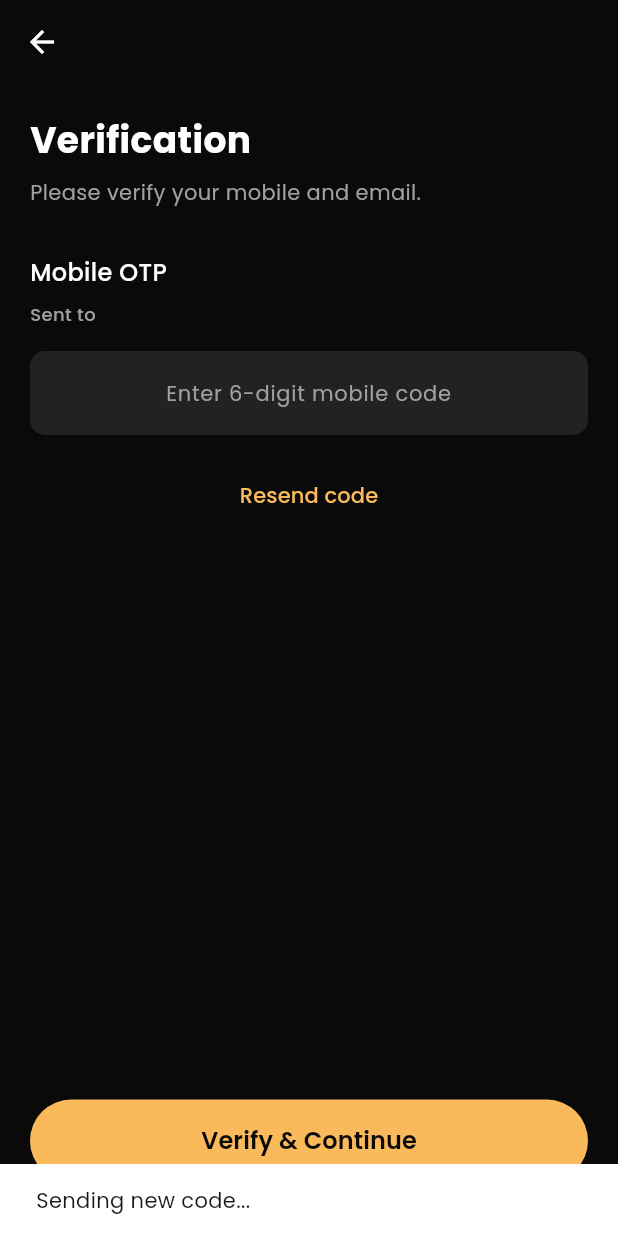
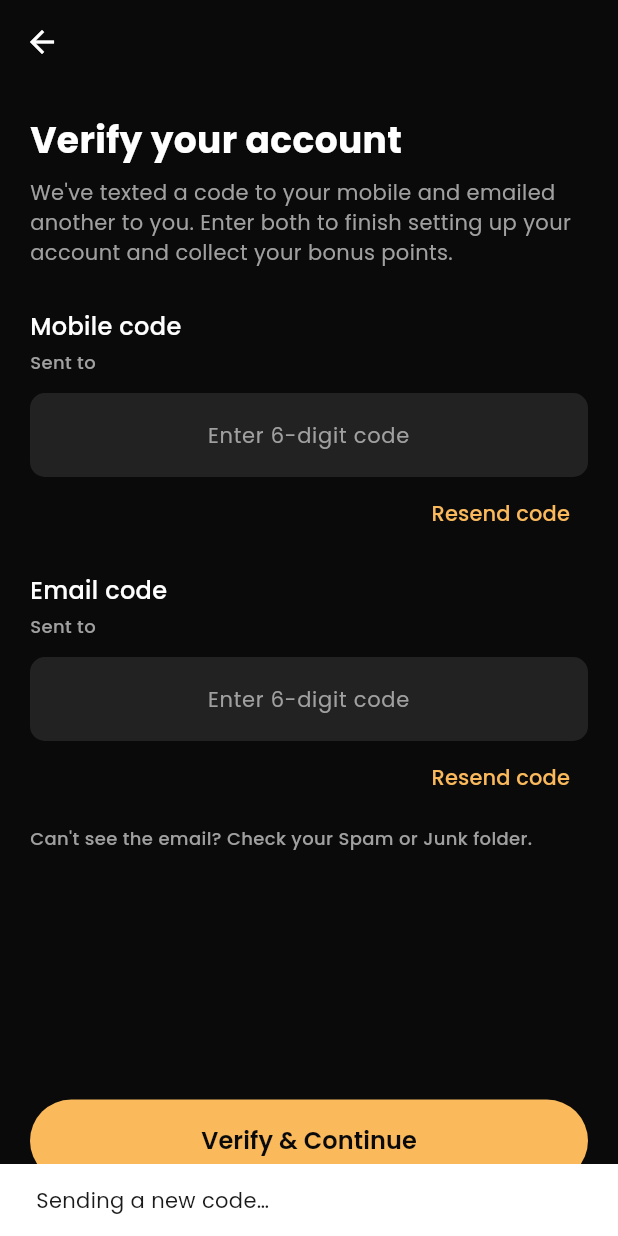
Before and after one commit to Shanny-dot/rrc_app, a Flutter app: the OTPVerificationScreen screen opened directly with empty values, after a tap on "Resend code", on a phone screen of 412 x 824 dp. Run offline on Flutter 3.47's test engine with Material 3 defaults, Android fonts, the phone set to English and light mode, and no system bars; our stand-ins replace app_links, firebase_core, firebase_messaging, flutter_contacts, flutter_secure_storage, google_fonts and 4 more; missing offline and left inert: add_2_calendar, flutter_facebook_auth, mobile_scanner, play_install_referrer; accounts and stored records are empty; network calls fail.

Commit message:
Verify mobile and email before welcome points
Sign-up screen asks for both the SMS code and the email code. Members who skipped,
signed up with Google/Apple, or changed their mobile see a Verify your account card on
Home that opens a screen to add/verify the mobile and email.

Co-Authored-By: Claude Opus 5.5 <noreply@anthropic.com>

```diff
--- a/lib/screens/auth_flow.dart
+++ b/lib/screens/auth_flow.dart
@@ -210,7 +210,7 @@ class _QuickSignUpScreenState extends State<QuickSignUpScreen> {
         if (mounted) {
           Navigator.pushReplacement(
             context,
-            MaterialPageRoute(builder: (_) => OTPVerificationScreen(mobileNumber: _fullMobile)),
+            MaterialPageRoute(builder: (_) => OTPVerificationScreen(mobileNumber: _fullMobile, email: _emailController.text.trim())),
           );
         }
       } else {
@@ -478,10 +478,12 @@ class _QuickSignUpScreenState extends State<QuickSignUpScreen> {
   }
 }
 
+/// After sign-up: one code is texted and one is emailed. Entering both finishes setting up
+/// the account; the welcome points are added once both are verified.
 class OTPVerificationScreen extends StatefulWidget {
   final String mobileNumber;
-
-  const OTPVerificationScreen({Key? key, required this.mobileNumber}) : super(key: key);
+  final String email;
+  const OTPVerificationScreen({Key? key, required this.mobileNumber, required this.email}) : super(key: key);
 
   @override
   State<OTPVerificationScreen> createState() => _OTPVerificationScreenState();
@@ -489,109 +491,96 @@ class OTPVerificationScreen extends StatefulWidget {
 
 class _OTPVerificationScreenState extends State<OTPVerificationScreen> {
   final _mobileCodeController = TextEditingController();
+  final _emailCodeController = TextEditingController();
   bool _isLoading = false;
 
   @override
   void dispose() {
     _mobileCodeController.dispose();
+    _emailCodeController.dispose();
     super.dispose();
   }
 
+  void _say(String message) => ScaffoldMessenger.of(context).showSnackBar(SnackBar(content: Text(message)));
+
   Future<void> _verifyAccount() async {
-    // The code should theoretically come from the 6 boxes,
-    // but we can just use the controller or combine the boxes.
-    // Let's assume there is a single text field instead for simplicity,
-    // or we can read from the individual boxes.
-    // Wait, the UI has 6 individual boxes but they aren't wired up to a single controller.
-    // Let's modify the UI to use a single DarkTextField for the Mobile OTP for easier testing.
-
-    if (_mobileCodeController.text.isEmpty) {
-      ScaffoldMessenger.of(context).showSnackBar(
-        const SnackBar(content: Text('Please enter the mobile OTP')),
-      );
+    final mobileCode = _mobileCodeController.text.trim();
+    final emailCode = _emailCodeController.text.trim();
+    if (mobileCode.isEmpty || emailCode.isEmpty) {
+      _say('Please enter both codes: one was texted to you and one was emailed.');
       return;
     }
+    setState(() => _isLoading = true);
+    final result = await ApiService().verifySignup(widget.email, mobileCode, emailCode);
+    if (!mounted) return;
+    setState(() => _isLoading = false);
+    if (result['success']) {
+      Navigator.pushReplacement(context, MaterialPageRoute(builder: (_) => const WelcomeBonusScreen()));
+    } else {
+      _say(result['error'].toString());
+    }
+  }
 
-    setState(() => _isLoading = true);
+  Future<void> _resend(String channel) async {
+    _say('Sending a new code…');
+    final res = await ApiService().sendSignupCode(channel, widget.email);
+    if (!mounted) return;
+    _say(res['success']
+        ? (channel == 'sms' ? 'New code sent to your mobile.' : 'New code sent to your email.')
+        : res['error'].toString());
+  }
 
-    final api = ApiService();
-    final result = await api.verifyMobile(widget.mobileNumber, _mobileCodeController.text);
-
-    setState(() => _isLoading = false);
-
-    if (result['success']) {
-      if (mounted) {
-        Navigator.pushReplacement(
-          context,
-          MaterialPageRoute(builder: (_) => const WelcomeBonusScreen()),
-        );
-      }
-    } else {
-      if (mounted) {
-        ScaffoldMessenger.of(context).showSnackBar(
-          SnackBar(content: Text('Verification Failed: ${result["error"]}')),
-        );
-      }
-    }
+  Widget _codeField(String title, String sentTo, TextEditingController controller, String channel) {
+    return Column(crossAxisAlignment: CrossAxisAlignment.start, children: [
+      Text(title, style: AppTextStyles.labelLarge),
+      const SizedBox(height: 4),
+      Text('Sent to $sentTo', style: AppTextStyles.labelSmall),
+      const SizedBox(height: 12),
+      DarkTextField(
+        hint: 'Enter 6-digit code',
+        keyboardType: TextInputType.number,
+        textAlign: TextAlign.center,
+        controller: controller,
+      ),
+      Align(
+        alignment: Alignment.centerRight,
+        child: TextButton(
+          onPressed: () => _resend(channel),
+          child: Text('Resend code', style: AppTextStyles.labelMedium.copyWith(color: AppColors.primaryGold)),
+        ),
+      ),
+    ]);
   }
 
   @override
   Widget build(BuildContext context) {
     return Scaffold(
-      appBar: AppBar(
-        leading: BackButton(color: AppColors.textPrimary),
-      ),
+      appBar: AppBar(leading: BackButton(color: AppColors.textPrimary)),
       body: SafeArea(
         child: Padding(
           padding: const EdgeInsets.all(AppDimens.pageMargin),
           child: Column(
             crossAxisAlignment: CrossAxisAlignment.start,
             children: [
-              Text('Verification', style: AppTextStyles.h2),
+              Text('Verify your account', style: AppTextStyles.h2),
               const SizedBox(height: 8),
-              Text('Please verify your mobile and email.', style: AppTextStyles.bodyMedium),
-              const SizedBox(height: 32),
-
+              Text('We\'ve texted a code to your mobile and emailed another to you. Enter both to finish '
+                  'setting up your account and collect your bonus points.', style: AppTextStyles.bodyMedium),
+              const SizedBox(height: 28),
               Expanded(
                 child: SingleChildScrollView(
                   child: Column(
                     crossAxisAlignment: CrossAxisAlignment.start,
                     children: [
-                      Text('Mobile OTP', style: AppTextStyles.labelLarge),
+                      _codeField('Mobile code', widget.mobileNumber, _mobileCodeController, 'sms'),
+                      const SizedBox(height: 16),
+                      _codeField('Email code', widget.email, _emailCodeController, 'email'),
                       const SizedBox(height: 8),
-                      Text('Sent to ' + widget.mobileNumber, style: AppTextStyles.labelSmall),
-                      const SizedBox(height: 16),
-                      // Replace the 6 dummy boxes with a single input for easier integration
-                      DarkTextField(
-                        hint: 'Enter 6-digit mobile code',
-                        keyboardType: TextInputType.number,
-                        textAlign: TextAlign.center,
-                        controller: _mobileCodeController,
-                      ),
-                      const SizedBox(height: 16),
-                      Center(
-                        child: TextButton(
-                          onPressed: () async {
-                            ScaffoldMessenger.of(context).showSnackBar(
-                              const SnackBar(content: Text('Sending new code...')),
-                            );
-                            final api = ApiService();
-                            final res = await api.resendOTP(widget.mobileNumber);
-                            if (mounted) {
-                              ScaffoldMessenger.of(context).showSnackBar(
-                                SnackBar(content: Text(res['success'] ? 'New code sent!' : 'Failed: ${res["error"]}')),
-                              );
-                            }
-                          },
-                          child: Text('Resend code', style: AppTextStyles.labelMedium.copyWith(color: AppColors.primaryGold)),
-                        ),
-                      ),
-                      const SizedBox(height: 32),
+                      Text('Can\'t see the email? Check your Spam or Junk folder.', style: AppTextStyles.labelSmall),
                     ],
                   ),
                 ),
               ),
-
               GoldButton(
                 text: _isLoading ? 'Verifying...' : 'Verify & Continue',
                 onPressed: _isLoading ? () {} : _verifyAccount,
@@ -599,33 +588,6 @@ class _OTPVerificationScreenState extends State<OTPVerificationScreen> {
               const SizedBox(height: 16),
             ],
           ),
-        ),
-      ),
-    );
-  }
-
-  Widget _buildOTPBox(BuildContext context, bool isActive) {
-    return Container(
-      width: 48,
-      height: 56,
-      decoration: BoxDecoration(
-        color: AppColors.inputFill,
-        borderRadius: BorderRadius.circular(AppDimens.radiusInput),
-        border: Border.all(
-          color: isActive ? AppColors.primaryGold : Colors.transparent,
-          width: 1.5,
-        ),
-      ),
-      child: TextField(
-        textAlign: TextAlign.center,
-        keyboardType: TextInputType.number,
-        maxLength: 1,
-        style: AppTextStyles.h3,
-        decoration: const InputDecoration(
-          counterText: '',
-          border: InputBorder.none,
-          enabledBorder: InputBorder.none,
-          focusedBorder: InputBorder.none,
         ),
       ),
     );
--- a/lib/services/api_service.dart
+++ b/lib/services/api_service.dart
@@ -216,6 +216,43 @@ class ApiService {
       return {'success': false, 'error': data['detail'] ?? 'Verification failed'};
     }
   }
+
+  // ── Mobile and email verification (points are added once both are verified) ──
+
+  Future<Map<String, dynamic>> _postJson(String path, Map<String, dynamic> body, String fallbackError,
+      {bool signedIn = false}) async {
+    final headers = signedIn ? await _getHeaders() : {'Content-Type': 'application/json'};
+    final response = await _safeRequest(() => http.post(Uri.parse('$baseUrl$path'), headers: headers, body: jsonEncode(body)));
+    dynamic data;
+    try {
+      data = jsonDecode(response.body);
+    } catch (_) {
+      data = {};
+    }
+    if (response.statusCode == 200) return {'success': true, 'data': data};
+    return {'success': false, 'error': (data is Map ? data['detail'] : null) ?? fallbackError};
+  }
+
+  /// Sign-up screen: send a new 'sms' or 'email' code for the account with this email.
+  Future<Map<String, dynamic>> sendSignupCode(String channel, String email) =>
+      _postJson('/api/v1/auth/send-code', {'channel': channel, 'email': email}, 'Could not send a new code');
+
+  /// Sign-up screen: both codes. On success the member is signed in.
+  Future<Map<String, dynamic>> verifySignup(String email, String mobileCode, String emailCode) async {
+    final res = await _postJson('/api/v1/auth/verify-signup',
+        {'email': email, 'mobile_code': mobileCode, 'email_code': emailCode}, 'Verification failed');
+    final token = res['success'] ? res['data']['access_token'] : null;
+    if (token is String && token.isNotEmpty) await saveToken(token);
+    return res;
+  }
+
+  /// Signed in: send a new 'sms' or 'email' code to the member's own mobile / email.
+  Future<Map<String, dynamic>> sendMyCode(String channel) =>
+      _postJson('/api/v1/auth/verification/send', {'channel': channel}, 'Could not send a new code', signedIn: true);
+
+  /// Signed in: check one code. data has mobile_verified, email_verified, verified, points_added.
+  Future<Map<String, dynamic>> checkMyCode(String channel, String code) =>
+      _postJson('/api/v1/auth/verification/check', {'channel': channel, 'code': code}, 'Verification failed', signedIn: true);
 
   // Submit Referral
   Future<Map<String, dynamic>> submitReferral(Map<String, dynamic> referralData) async {
```
Also changed, not shown: analysis_options.yaml (+9 -0 lines), lib/screens/redesign/home_tab.dart (+36 -1 lines), lib/screens/redesign/verify_account_screen.dart (added, +202 -0 lines), 5 other files.
